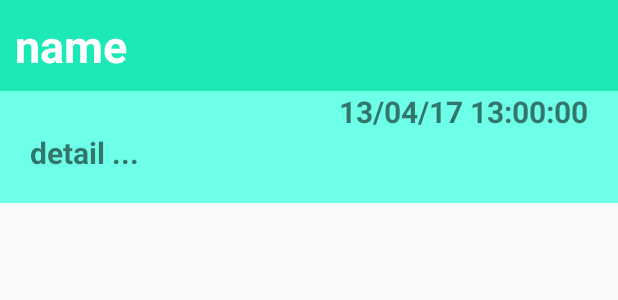
After one commit to ultrapla/MyCPHos, an Android app: the layout my_listview.xml on its own in the app's theme, with its tools: preview values and no code run, on a phone screen of 412 x 824 dp. The commit adds this screen. Shown: the top 300 px of the screen. Run offline under Robolectric (Android 15) with nearby library versions, the phone set to English and light mode, and no system bars.

Commit message:
Finish 27042560

```diff
--- /dev/null
+++ b/app/src/main/res/layout/my_listview.xml
@@ -0,0 +1,48 @@
+<?xml version="1.0" encoding="utf-8"?>
+<LinearLayout xmlns:android="http://schemas.android.com/apk/res/android"
+    android:layout_width="match_parent"
+    android:layout_height="wrap_content"
+    android:paddingBottom="@dimen/padding"
+
+    android:background="@color/colorPrimaryLight"
+    android:orientation="vertical">
+
+    <LinearLayout
+        android:background="@color/colorPrimary"
+        android:padding="10dp"
+        android:orientation="vertical"
+        android:layout_width="match_parent"
+        android:layout_height="wrap_content">
+
+        <TextView
+            android:id="@+id/txtName"
+            android:textColor="@color/white"
+            android:layout_width="wrap_content"
+            android:layout_height="wrap_content"
+            android:text="@string/name"
+            android:textSize="@dimen/h1"
+            android:textStyle="bold" />
+
+
+    </LinearLayout>
+
+    <TextView
+        android:id="@+id/txtDate"
+        android:layout_gravity="right"
+        android:layout_width="wrap_content"
+        android:layout_height="wrap_content"
+        android:text="13/04/17 13:00:00"
+        android:paddingRight="@dimen/padding"
+        android:textSize="@dimen/h2"
+        android:textStyle="bold" />
+
+    <TextView
+        android:id="@+id/txtDetail"
+        android:layout_width="wrap_content"
+        android:layout_height="wrap_content"
+        android:text="detail ..."
+        android:layout_marginLeft="@dimen/padding"
+        android:textSize="@dimen/h2"
+        android:textStyle="bold" />
+
+</LinearLayout>
--- a/app/src/main/res/values/dimens.xml
+++ b/app/src/main/res/values/dimens.xml
@@ -3,4 +3,6 @@
     <dimen name="logo">200dp</dimen>
     <dimen name="margin">50dp</dimen>
     <dimen name="h2">20sp</dimen>
+    <dimen name="h1">30sp</dimen>
+    <dimen name="padding">20dp</dimen>
 </resources>
```
Also changed, not shown: app/src/main/java/cph/nakhundee/wannapa/mycphos/MyAdapter.java (added, +65 -0 lines), app/src/main/java/cph/nakhundee/wannapa/mycphos/ServiceActivity.java (+75 -1 lines), app/src/main/res/layout/activity_service.xml (+33 -2 lines), app/src/main/ic_qr-web.png (added), app/src/main/ic_qr1-web.png (added), app/src/main/res/mipmap-hdpi/ic_qr.png (added), app/src/main/res/mipmap-hdpi/ic_qr1.png (added), app/src/main/res/mipmap-mdpi/ic_qr.png (added), app/src/main/res/mipmap-mdpi/ic_qr1.png (added), app/src/main/res/mipmap-xhdpi/ic_qr.png (added), app/src/main/res/mipmap-xhdpi/ic_qr1.png (added), app/src/main/res/mipmap-xxhdpi/ic_qr.png (added), app/src/main/res/mipmap-xxhdpi/ic_qr1.png (added), app/src/main/res/mipmap-xxxhdpi/ic_qr.png (added), 1 more files.
